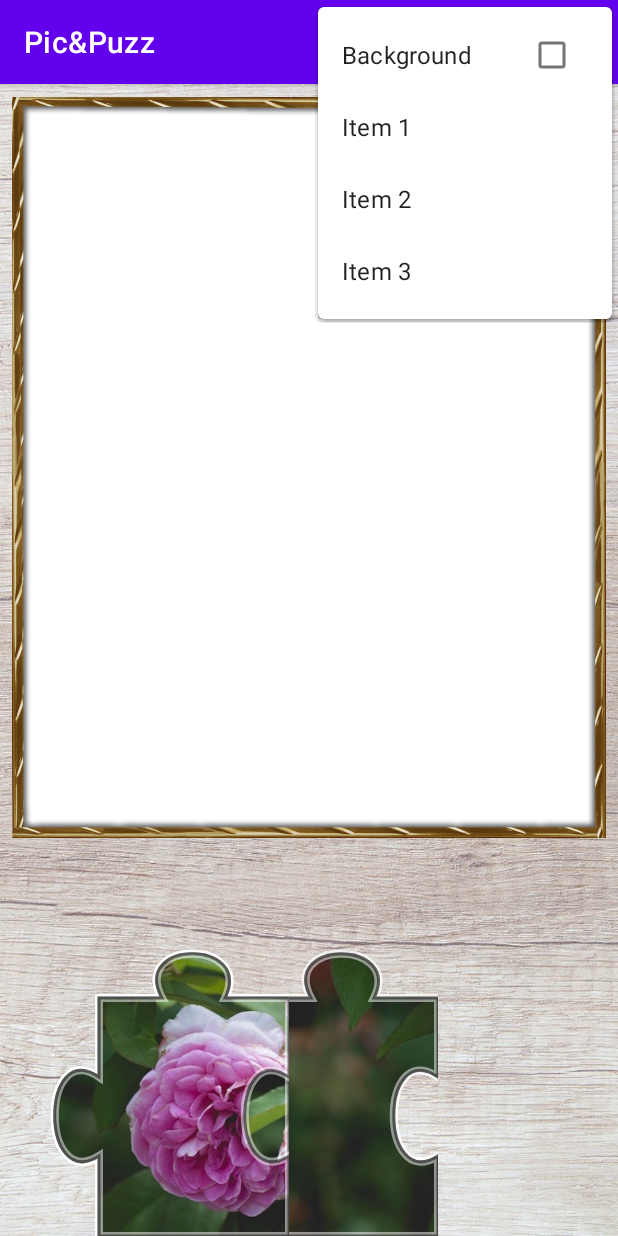
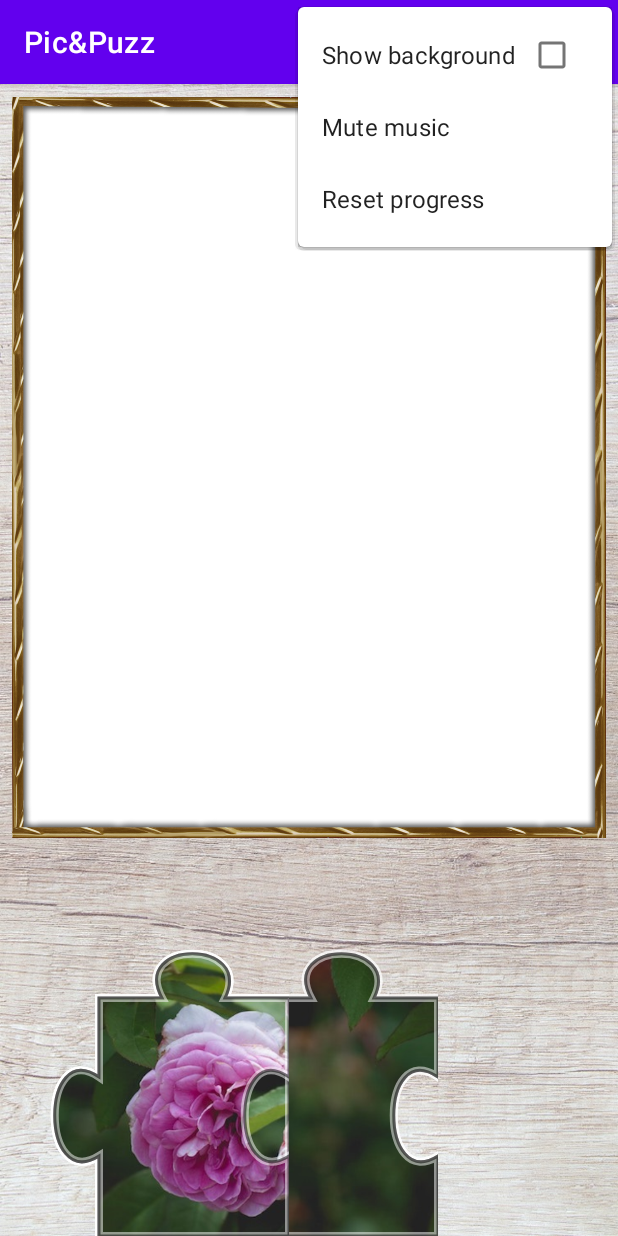
Before and after one commit to nati888/PicPuzz, an Android app: the PuzzleActivity screen opened directly, with no data from a screen before it, with the options menu open, on a phone screen of 412 x 824 dp. Run offline under Robolectric (Android 15) with nearby library versions, the light colour scheme and no system bars; Roboto replaces fonts that are not available here.

Commit message:
fixed progress & more

```diff
--- a/app/build.gradle
+++ b/app/build.gradle
@@ -33,6 +33,7 @@ dependencies {
     implementation 'androidx.appcompat:appcompat:1.2.0'
     implementation 'com.google.android.material:material:1.2.1'
     implementation 'androidx.constraintlayout:constraintlayout:2.0.4'
+    implementation 'androidx.exifinterface:exifinterface:1.3.0-alpha01'
     testImplementation 'junit:junit:4.+'
     androidTestImplementation 'androidx.test.ext:junit:1.1.2'
     androidTestImplementation 'androidx.test.espresso:espresso-core:3.3.0'
--- a/app/src/main/java/il/ac/hit/PicPuzz/PuzzleActivity.java
+++ b/app/src/main/java/il/ac/hit/PicPuzz/PuzzleActivity.java
@@ -17,14 +17,14 @@ import android.graphics.PorterDuffXfermode;
 import android.graphics.Rect;
 import android.graphics.drawable.BitmapDrawable;
 import android.graphics.drawable.Drawable;
-import android.media.ExifInterface;
+import androidx.exifinterface.media.ExifInterface;
 import android.net.Uri;
 import android.os.Bundle;
-import android.preference.PreferenceManager;
-import android.util.Log;
+
 import android.view.Menu;
 import android.view.MenuInflater;
 import android.view.MenuItem;
+import android.widget.GridView;
 import android.widget.ImageView;
 import android.widget.RelativeLayout;
 import android.widget.Toast;
@@ -33,7 +33,6 @@ import java.io.IOException;
 import java.io.InputStream;
 import java.util.ArrayList;
 import java.util.Collections;
-import java.util.Map;
 import java.util.Random;
 
 import static java.lang.Math.abs;
@@ -65,8 +64,8 @@ public class PuzzleActivity extends AppCompatActivity {
         int rows = intent.getIntExtra("rows", 3);
         int columns = intent.getIntExtra("columns", 3);
 
+        prefs = getSharedPreferences("APPLICATION_PREFERENCE", Context.MODE_PRIVATE);
         keyValues = getSharedPreferences("APPLICATION_PREFERENCE", MODE_PRIVATE).edit();
-        prefs = getSharedPreferences("APPLICATION_PREFERENCE", Context.MODE_PRIVATE);
 
         // run image related code after the view was laid out
         // to have all dimensions calculated
@@ -83,9 +82,10 @@ public class PuzzleActivity extends AppCompatActivity {
 
                 pieces = splitImage(piecesNum, rows, columns);
                 TouchListener touchListener = new TouchListener(PuzzleActivity.this, assetName);
+
                 // shuffle pieces order
                 Collections.shuffle(pieces);
-                for(PuzzlePiece piece : pieces) {
+                for (PuzzlePiece piece : pieces) {
                     piece.setOnTouchListener(touchListener);
                     layout.addView(piece);
                     // randomize position, on the bottom of the screen
@@ -111,7 +111,7 @@ public class PuzzleActivity extends AppCompatActivity {
         int photoH = bmOptions.outHeight;
 
         // Determine how much to scale down the image
-        int scaleFactor = Math.min(photoW/targetW, photoH/targetH);
+        int scaleFactor = Math.min(photoW / targetW, photoH / targetH);
 
         // Decode the image file into a Bitmap sized to fill the View
         bmOptions.inJustDecodeBounds = false;
@@ -145,8 +145,7 @@ public class PuzzleActivity extends AppCompatActivity {
     public static Bitmap rotateImage(Bitmap source, float angle) {
         Matrix matrix = new Matrix();
         matrix.postRotate(angle);
-        return Bitmap.createBitmap(source, 0, 0, source.getWidth(), source.getHeight(),
-                matrix, true);
+        return Bitmap.createBitmap(source, 0, 0, source.getWidth(), source.getHeight(), matrix, true);
     }
 
     @Override
@@ -158,26 +157,31 @@ public class PuzzleActivity extends AppCompatActivity {
 
     @Override
     public boolean onPrepareOptionsMenu(Menu menu) {
-        MenuItem checkable = menu.findItem(R.id.checkable_menu);
+        MenuItem checkable = menu.findItem(R.id.checkable_background);
         checkable.setChecked(isChecked);
         return true;
     }
 
     @Override
     public boolean onOptionsItemSelected(MenuItem item) {
-        switch (item.getItemId()) {
-            case R.id.checkable_menu:
-                isChecked = !item.isChecked();
-                item.setChecked(isChecked);
-                if(isChecked) {
-                    imageView.setAlpha((float) 0.3);
-                } else {
-                    imageView.setAlpha((float) 0.0);
-                }
-                return true;
-            default:
-                return false;
+        if (item.getItemId() == R.id.checkable_background) {
+            isChecked = !item.isChecked();
+            item.setChecked(isChecked);
+
+            if (isChecked)
+                imageView.setAlpha((float) 0.3);
+            else
+                imageView.setAlpha((float) 0.0);
+
+            return true;
+        } else if (item.getItemId() == R.id.checkable_mute) {
+            return true;
+        } else if (item.getItemId() == R.id.reset_prog) {
+            prefs.edit().clear().apply();
+            return true;
         }
+
+        return false;
     }
 
     private void setPicFromAsset(String assetName, ImageView imageView) {
@@ -196,14 +200,13 @@ public class PuzzleActivity extends AppCompatActivity {
             int photoH = bmOptions.outHeight;
 
             // Determine how much to scale down the image
-            int scaleFactor = Math.min(photoW/targetW, photoH/targetH);
+            int scaleFactor = Math.min(photoW / targetW, photoH / targetH);
 
             is.reset();
 
             // Decode the image file into a Bitmap sized to fill the View
             bmOptions.inJustDecodeBounds = false;
             bmOptions.inSampleSize = scaleFactor;
-            bmOptions.inPurgeable = true;
 
             Bitmap bitmap = BitmapFactory.decodeStream(is, new Rect(-1, -1, -1, -1), bmOptions);
             imageView.setImageBitmap(bitmap);
@@ -214,12 +217,8 @@ public class PuzzleActivity extends AppCompatActivity {
     }
 
     private ArrayList<PuzzlePiece> splitImage(int piecesNum, int r, int c) {
-        int piecesNumber = piecesNum;
-        int rows = r;
-        int cols = c;
-
         ImageView imageView = findViewById(R.id.imageView);
-        ArrayList<PuzzlePiece> pieces = new ArrayList<>(piecesNumber);
+        ArrayList<PuzzlePiece> pieces = new ArrayList<>(piecesNum);
 
         // Get the scaled bitmap of the source image
         BitmapDrawable drawable = (BitmapDrawable) imageView.getDrawable();
@@ -238,14 +237,14 @@ public class PuzzleActivity extends AppCompatActivity {
         Bitmap croppedBitmap = Bitmap.createBitmap(scaledBitmap, abs(scaledBitmapLeft), abs(scaledBitmapTop), croppedImageWidth, croppedImageHeight);
 
         // Calculate the with and height of the pieces
-        int pieceWidth = croppedImageWidth/cols;
-        int pieceHeight = croppedImageHeight/rows;
+        int pieceWidth = croppedImageWidth / c;
+        int pieceHeight = croppedImageHeight / r;
 
         // Create each bitmap piece and add it to the resulting array
         int yCoord = 0;
-        for (int row = 0; row < rows; row++) {
+        for (int row = 0; row < r; row++) {
             int xCoord = 0;
-            for (int col = 0; col < cols; col++) {
+            for (int col = 0; col < c; col++) {
                 // calculate offset for each piece
                 int offsetX = 0;
                 int offsetY = 0;
@@ -265,7 +264,6 @@ public class PuzzleActivity extends AppCompatActivity {
                 piece.pieceWidth = pieceWidth + offsetX;
                 piece.pieceHeight = pieceHeight + offsetY;
 
-
                 // this bitmap will hold our final puzzle piece image
                 Bitmap puzzlePiece = Bitmap.createBitmap(pieceWidth + offsetX, pieceHeight + offsetY, Bitmap.Config.ARGB_8888);
 
@@ -284,23 +282,23 @@ public class PuzzleActivity extends AppCompatActivity {
                     path.lineTo(pieceBitmap.getWidth(), offsetY);
                 }
 
-                if (col == cols - 1) {
+                if (col == c - 1) {
                     // right side piece
                     path.lineTo(pieceBitmap.getWidth(), pieceBitmap.getHeight());
                 } else {
                     // right bump
                     path.lineTo(pieceBitmap.getWidth(), offsetY + (pieceBitmap.getHeight() - offsetY) / 3);
-                    path.cubicTo(pieceBitmap.getWidth() - bumpSize,offsetY + (pieceBitmap.getHeight() - offsetY) / 6, pieceBitmap.getWidth() - bumpSize, offsetY + (pieceBitmap.getHeight() - offsetY) / 6 * 5, pieceBitmap.getWidth(), offsetY + (pieceBitmap.getHeight() - offsetY) / 3 * 2);
+                    path.cubicTo(pieceBitmap.getWidth() - bumpSize, offsetY + (pieceBitmap.getHeight() - offsetY) / 6, pieceBitmap.getWidth() - bumpSize, offsetY + (pieceBitmap.getHeight() - offsetY) / 6 * 5, pieceBitmap.getWidth(), offsetY + (pieceBitmap.getHeight() - offsetY) / 3 * 2);
                     path.lineTo(pieceBitmap.getWidth(), pieceBitmap.getHeight());
                 }
 
-                if (row == rows - 1) {
+                if (row == r - 1) {
                     // bottom side piece
                     path.lineTo(offsetX, pieceBitmap.getHeight());
                 } else {
                     // bottom bump
                     path.lineTo(offsetX + (pieceBitmap.getWidth() - offsetX) / 3 * 2, pieceBitmap.getHeight());
-                    path.cubicTo(offsetX + (pieceBitmap.getWidth() - offsetX) / 6 * 5,pieceBitmap.getHeight() - bumpSize, offsetX + (pieceBitmap.getWidth() - offsetX) / 6, pieceBitmap.getHeight() - bumpSize, offsetX + (pieceBitmap.getWidth() - offsetX) / 3, pieceBitmap.getHeight());
+                    path.cubicTo(offsetX + (pieceBitmap.getWidth() - offsetX) / 6 * 5, pieceBitmap.getHeight() - bumpSize, offsetX + (pieceBitmap.getWidth() - offsetX) / 6, pieceBitmap.getHeight() - bumpSize, offsetX + (pieceBitmap.getWidth() - offsetX) / 3, pieceBitmap.getHeight());
                     path.lineTo(offsetX, pieceBitmap.getHeight());
                 }
 
@@ -382,8 +380,8 @@ public class PuzzleActivity extends AppCompatActivity {
         int imgViewW = imageView.getWidth();
         int imgViewH = imageView.getHeight();
 
-        int top = (int) (imgViewH - actH)/2;
-        int left = (int) (imgViewW - actW)/2;
+        int top = (int) (imgViewH - actH) / 2;
+        int left = (int) (imgViewW - actW) / 2;
 
         ret[0] = left;
         ret[1] = top;
@@ -395,14 +393,10 @@ public class PuzzleActivity extends AppCompatActivity {
         if (isGameOver()) {
             keyValues.putBoolean(picture, true); //"001.jpg"
             keyValues.apply();
+            finish();
 
-//            // ===
-//            Map<String,?> keys = prefs.getAll();
-//            for(Map.Entry<String,?> entry : keys.entrySet()){
-//                Log.d("map values",entry.getKey() + ": " + entry.getValue().toString());
-//            }
-//            // ===
-            finish();
+//            Intent intent = new Intent(getApplicationContext(), GridActivity.class);
+//            startActivity(intent);
         }
     }
 
--- a/app/src/main/java/il/ac/hit/PicPuzz/SplashActivity.java
+++ b/app/src/main/java/il/ac/hit/PicPuzz/SplashActivity.java
@@ -2,6 +2,7 @@ package il.ac.hit.picpuzz;
 
 import androidx.appcompat.app.AppCompatActivity;
 
+import android.app.Activity;
 import android.content.Intent;
 import android.os.Bundle;
 import android.os.Handler;
@@ -11,9 +12,7 @@ import android.view.animation.AnimationUtils;
 import android.widget.ImageView;
 import android.widget.TextView;
 
-import android.os.Bundle;
-
-public class SplashActivity extends AppCompatActivity {
+public class SplashActivity extends Activity {
     public static int SPLASH_SCREEN = 2000;
     Animation topAnim, botAnim;
     ImageView image;
--- a/app/src/main/res/anim/top_animation.xml
+++ b/app/src/main/res/anim/top_animation.xml
@@ -4,7 +4,7 @@
     <translate
         android:fromXDelta="0%"
         android:fromYDelta="-100%"
-        android:duration="1500"/>
+        android:duration="1500" />
     <alpha
         android:fromAlpha="0.1"
         android:toAlpha="1.0"
--- a/app/src/main/res/layout/activity_grid.xml
+++ b/app/src/main/res/layout/activity_grid.xml
@@ -5,7 +5,8 @@
     android:layout_width="match_parent"
     android:layout_height="match_parent"
     tools:context=".GridActivity"
-    android:background="@drawable/table_background">
+    android:background="@drawable/table_background"
+    android:layoutDirection="ltr">
 
     <GridView
         android:layout_width="0dp"
--- a/app/src/main/res/layout/activity_puzzle.xml
+++ b/app/src/main/res/layout/activity_puzzle.xml
@@ -7,9 +7,8 @@
     android:layout_height="match_parent"
     tools:context=".PuzzleActivity"
     android:id="@+id/layout"
-    android:background="@drawable/table_background">
-
-
+    android:background="@drawable/table_background"
+    android:layoutDirection="ltr">
 
     <ImageView
         android:layout_width="0dp"
@@ -50,6 +49,7 @@
         app:layout_constraintLeft_toLeftOf="parent"
         app:layout_constraintRight_toRightOf="parent"
         app:layout_constraintTop_toTopOf="parent"
-        app:layout_constraintVertical_bias="0.0"></RelativeLayout>
+        app:layout_constraintVertical_bias="0.0">
+    </RelativeLayout>
 
 </androidx.constraintlayout.widget.ConstraintLayout>
--- a/app/src/main/res/layout/activity_splash.xml
+++ b/app/src/main/res/layout/activity_splash.xml
@@ -24,7 +24,7 @@
         android:layout_height="wrap_content"
         android:layout_weight="2"
         android:fontFamily="@font/caveat_brush"
-        android:text="PicPuzz"
+        android:text="@string/app_name"
         android:textAlignment="center"
         android:textColor="@color/white"
         android:textSize="80sp" />
--- a/app/src/main/res/menu/menu.xml
+++ b/app/src/main/res/menu/menu.xml
@@ -1,25 +1,19 @@
 <?xml version="1.0" encoding="utf-8"?>
 <menu xmlns:android="http://schemas.android.com/apk/res/android"
     xmlns:app="http://schemas.android.com/apk/res-auto">
-    <item
-        android:id="@+id/checkable_menu"
-        android:checkable="true"
-        android:title="Background" />
 
     <item
-        android:id="@+id/item1"
-        android:title="Item 1"
-        app:showAsAction="never"
-        />
+        android:checkable="true"
+        android:title="@string/hint_background"
+        android:id="@+id/checkable_background"/>
 
     <item
-        android:id="@+id/item2"
-        android:title="Item 2"
-        app:showAsAction="never" />
+        android:title="@string/music_mute"
+        app:showAsAction="never"
+        android:id="@+id/checkable_mute"/>
     <item
-        android:id="@+id/item3"
-        android:title="Item 3"
-        app:showAsAction="never">
-    </item>
+        android:title="@string/reset_progress"
+        app:showAsAction="never"
+        android:id="@+id/reset_prog"/>
 
 </menu>
--- a/app/src/main/res/values/strings.xml
+++ b/app/src/main/res/values/strings.xml
@@ -1,3 +1,13 @@
 <resources>
     <string name="app_name">Pic&amp;Puzz</string>
+    <string name="levels">Levels</string>
+    <string name="level_easy">Easy</string>
+    <string name="level_normal">Normal</string>
+    <string name="level_hard">Hard</string>
+    <string name="level_extreme">Extreme</string>
+    <string name="level_custom">Custom</string>
+    <string name="hint_background">Show background</string>
+    <string name="music_mute">Mute music</string>
+    <string name="music_unmute">Unmute music</string>
+    <string name="reset_progress">Reset progress</string>
 </resources>
```
Also changed, not shown: app/src/main/java/il/ac/hit/PicPuzz/GridActivity.java (+59 -42 lines), app/src/main/java/il/ac/hit/PicPuzz/ImageAdapter.java (+19 -19 lines), app/src/main/java/il/ac/hit/PicPuzz/MainActivity.java (+53 -14 lines), app/src/main/res/layout/activity_main.xml (+15 -13 lines), app/src/main/res/values/colors.xml (+4 -4 lines), app/src/main/res/drawable/undiscovered.png (added), 1 other file.
